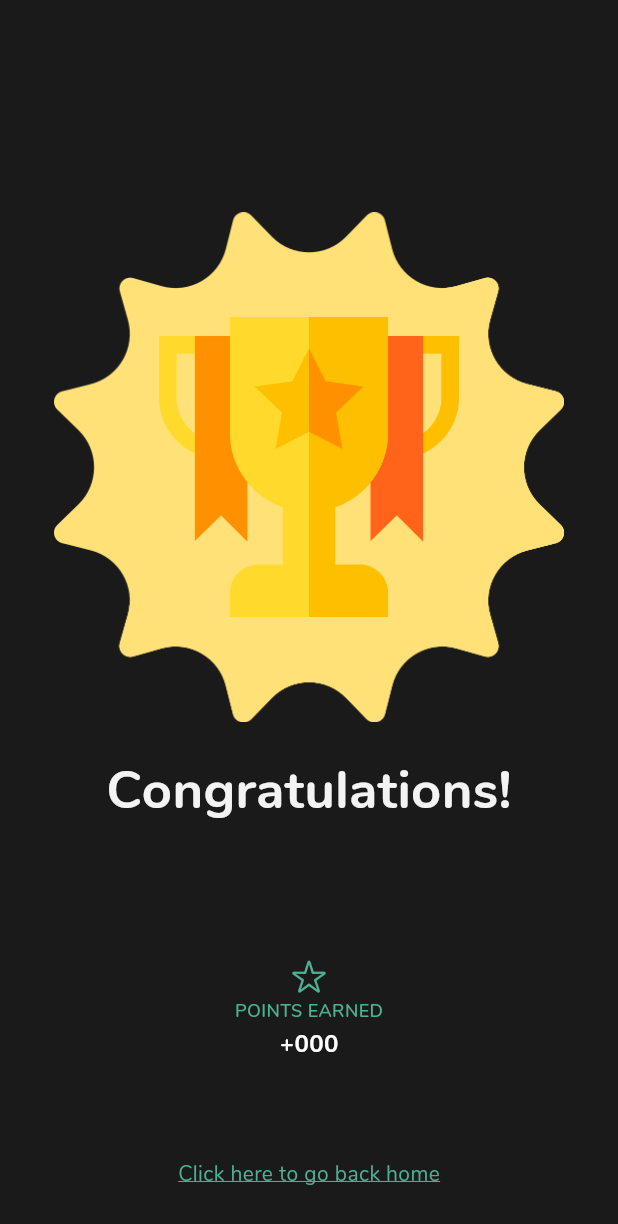
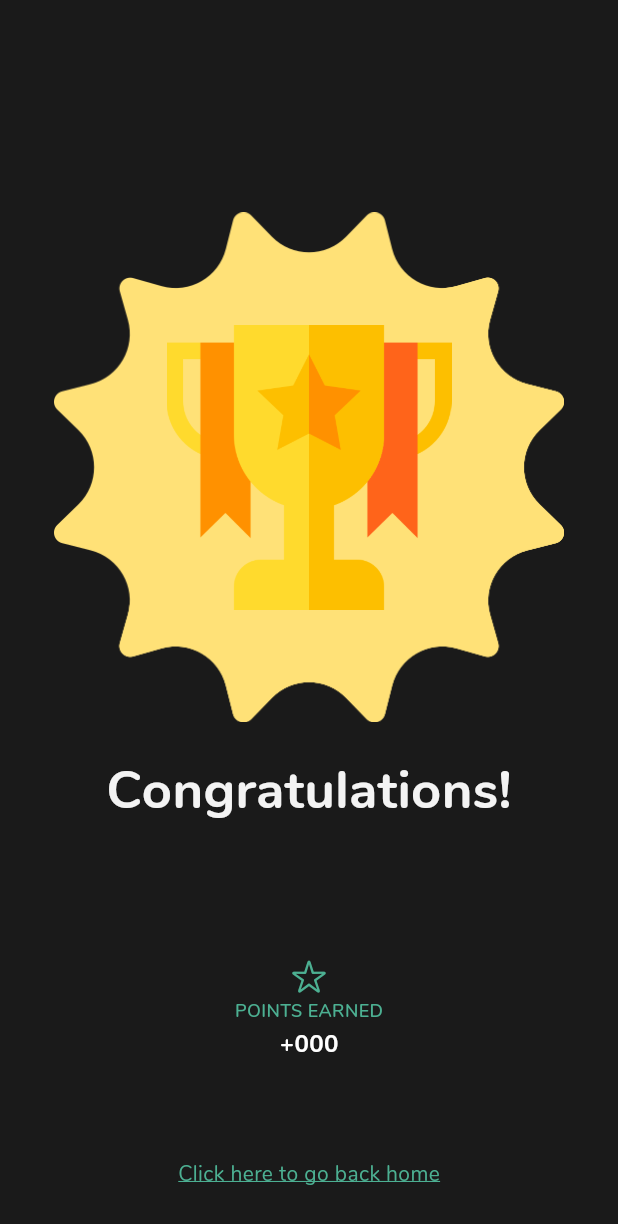
Before and after one commit to Wongoose/pre-scam-ai, a Flutter app: the ChatComplete screen opened directly with empty values, on a phone screen of 412 x 824 dp. Shown: the top 1224 px of the screen. Run offline on Flutter 3.47's test engine with Material 3 defaults, Android fonts, the phone set to English and light mode, and no system bars; drawn by our look-alikes of animated_flip_counter, flutter_animate, overlay_support; our stand-ins replace auto_size_text, cloud_firestore, firebase_auth, firebase_core, flutter_chat_types, flutter_chat_ui and 8 more; missing offline and left inert: open_mail_app; accounts and stored records are empty.

Commit message:
Change: Separated shared center image widget from trophy animation widget

```diff
--- a/lib/screens/chat/pages/chat_complete.dart
+++ b/lib/screens/chat/pages/chat_complete.dart
@@ -4,7 +4,7 @@ import "package:flutter/material.dart";
 import "package:flutter_animate/flutter_animate.dart";
 import "package:get/get.dart";
 import "package:prescamai/controllers/quiz_controller.dart";
-import "package:prescamai/shared/center_image_text.dart";
+import "package:prescamai/screens/chat/widgets/center_trophy.dart";
 import "package:prescamai/utilities/navigation.dart";
 
 class ChatComplete extends StatefulWidget {
@@ -42,8 +42,7 @@ class _ChatCompleteState extends State<ChatComplete> {
             child: Column(
               children: [
                 Expanded(flex: 2, child: Container()),
-                CenterImageText(
-                  imagePath: "assets/images/trophy.png",
+                CenterTrophy(
                   title: "Congratulations!",
                   description: widget.description,
                 ),
--- /dev/null
+++ b/lib/screens/chat/widgets/center_trophy.dart
@@ -0,0 +1,89 @@
+import "package:flutter/material.dart";
+import "package:flutter_animate/flutter_animate.dart";
+import "package:get/get.dart";
+import "package:prescamai/controllers/theme_service_controller.dart";
+
+class CenterTrophy extends StatelessWidget {
+  final String title;
+  final String description;
+  const CenterTrophy({
+    super.key,
+    required this.title,
+    required this.description,
+  });
+
+  @override
+  Widget build(BuildContext context) {
+    final MyThemeServiceController themeService =
+        Get.put(MyThemeServiceController());
+
+    return Column(
+      children: [
+        Stack(
+          alignment: AlignmentDirectional.center,
+          children: [
+            Container(
+                alignment: Alignment.center,
+                child: Image(
+                  height: 340,
+                  image: AssetImage("assets/images/trophy-background.png"),
+                )
+                    .animate()
+                    .shimmer(duration: Duration(seconds: 2))
+                    .rotate(duration: Duration(seconds: 5))
+                    .then()
+                    .shimmer(duration: Duration(seconds: 2))
+                    .rotate(duration: Duration(seconds: 5))
+                    .then()
+                    .shimmer(duration: Duration(seconds: 2))
+                    .rotate(duration: Duration(seconds: 5))
+                    .then()
+                    .shimmer(duration: Duration(seconds: 2))
+                    .rotate(duration: Duration(seconds: 5))),
+            Container(
+                alignment: Alignment.center,
+                child: Image(
+                  height: 190,
+                  image: AssetImage("assets/images/trophy.png"),
+                )
+                    .animate()
+                    .shake(duration: Duration(milliseconds: 500))
+                    .shimmer(duration: Duration(seconds: 1))
+                    .then()
+                    .shimmer(duration: Duration(seconds: 1))
+                    .then()
+                    .shimmer(duration: Duration(seconds: 1))
+                    .then()
+                    .shimmer(duration: Duration(seconds: 1))
+                    .then()
+                    .shimmer(duration: Duration(seconds: 1))),
+          ],
+        ),
+        SizedBox(height: 20),
+        Text(
+          title,
+          style: TextStyle(
+            fontSize: 35,
+            fontWeight: FontWeight.bold,
+            fontFamily: "Nunito",
+            color: themeService.textColor,
+          ),
+        ),
+        SizedBox(height: 10),
+        Padding(
+          padding: EdgeInsets.symmetric(horizontal: 40),
+          child: Text(
+            description,
+            textAlign: TextAlign.center,
+            style: TextStyle(
+              fontSize: 16,
+              fontWeight: FontWeight.w400,
+              fontFamily: "Nunito",
+              color: themeService.textColor,
+            ),
+          ),
+        ),
+      ],
+    );
+  }
+}
--- a/lib/shared/center_image_text.dart
+++ b/lib/shared/center_image_text.dart
@@ -21,47 +21,12 @@ class CenterImageText extends StatelessWidget {
 
     return Column(
       children: [
-        Stack(
-          alignment: AlignmentDirectional.center,
-          children: [
-            Container(
-                alignment: Alignment.center,
-                child: Image(
-                  height: 340,
-                  image: AssetImage("assets/images/trophy-background.png"),
-                )
-                    .animate()
-                    .shimmer(duration: Duration(seconds: 2))
-                    .rotate(duration: Duration(seconds: 5))
-                    .then()
-                    .shimmer(duration: Duration(seconds: 2))
-                    .rotate(duration: Duration(seconds: 5))
-                    .then()
-                    .shimmer(duration: Duration(seconds: 2))
-                    .rotate(duration: Duration(seconds: 5))
-                    .then()
-                    .shimmer(duration: Duration(seconds: 2))
-                    .rotate(duration: Duration(seconds: 5))),
-            Container(
-              alignment: Alignment.center,
-              child: Image(
-                height: 200,
-                image: AssetImage(imagePath),
-              )
-                  .animate()
-                  .shake(duration: Duration(milliseconds: 500))
-                  .shimmer(duration: Duration(seconds: 1))
-                  .then()
-                  .shimmer(duration: Duration(seconds: 1))
-                  .then()
-                  .shimmer(duration: Duration(seconds: 1))
-                  .then()
-                  .shimmer(duration: Duration(seconds: 1))
-                  .then()
-                  .shimmer(duration: Duration(seconds: 1))
-            ),
-          ],
-        ),
+        Container(
+            alignment: Alignment.center,
+            child: Image(
+              height: 200,
+              image: AssetImage(imagePath),
+            ).animate().shake(duration: Duration(milliseconds: 500))),
         SizedBox(height: 20),
         Text(
           title,
```
